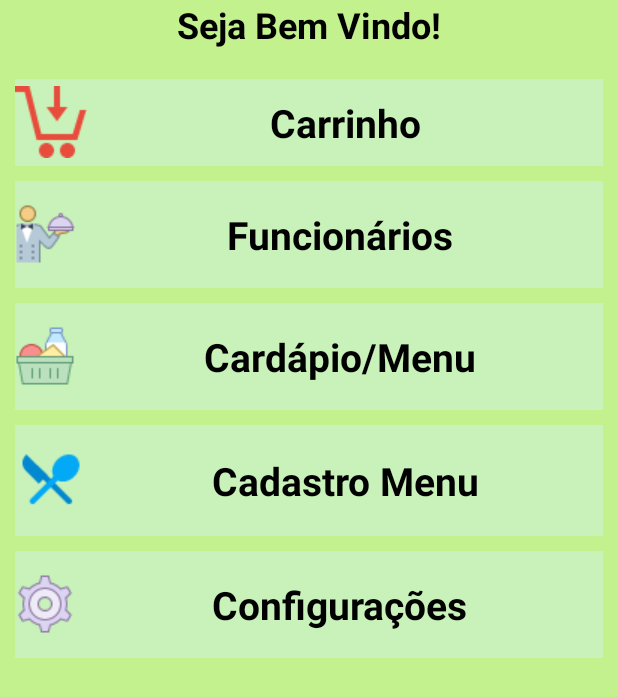
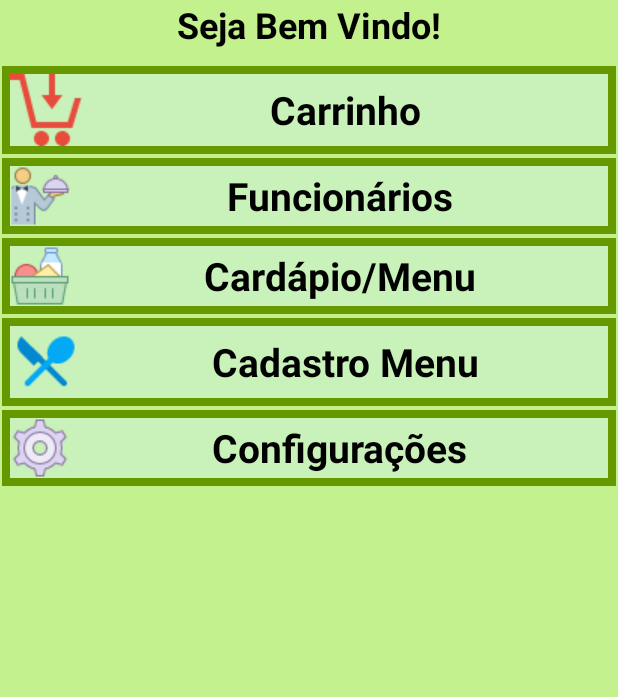
Before and after one commit to kierion/RestauranteDigital-ProjetoFinal, an Android app: the screen it shows after launch (DashboardActivity), after a tap on "ENTRAR", on a phone screen of 412 x 824 dp. Shown: the top 697 px of the screen. Run offline under Robolectric (Android 15) with nearby library versions, the phone set to English and light mode, and no system bars.

Commit message:
Ajuste de layout dashboard e adicionado mais transições de tela

```diff
--- a/app/src/main/java/trabalhofinal/usj/com/br/restaurantedigital/activity/CadastroItemActivity.java
+++ b/app/src/main/java/trabalhofinal/usj/com/br/restaurantedigital/activity/CadastroItemActivity.java
@@ -74,6 +74,7 @@ public class CadastroItemActivity  extends Activity {
                     Toast.LENGTH_SHORT).show();
             startActivity(new Intent(
                     this, CadastroMenuListActivity.class));
+            overridePendingTransition(android.R.anim.fade_in, android.R.anim.fade_out);
         }
         else{
             Toast.makeText(this, getString(R.string.registro_item_erro),
@@ -102,6 +103,7 @@ public class CadastroItemActivity  extends Activity {
     public void onBackPressed() {
         Intent intent = new Intent(this, CadastroMenuListActivity.class);
         startActivity(intent);
+        overridePendingTransition(android.R.anim.fade_in, android.R.anim.fade_out);
     }
 
 
--- a/app/src/main/java/trabalhofinal/usj/com/br/restaurantedigital/activity/CadastroMenuListActivity.java
+++ b/app/src/main/java/trabalhofinal/usj/com/br/restaurantedigital/activity/CadastroMenuListActivity.java
@@ -62,6 +62,7 @@ public class CadastroMenuListActivity extends Activity {
                             intent = new Intent(getApplicationContext(), CadastroItemActivity.class);
                             intent.putExtra(MenuDAO.ID, idMenu);
                             startActivity(intent);
+                            overridePendingTransition(android.R.anim.fade_in, android.R.anim.fade_out);
                             break;
                         case 1:
                             menuConfirmar.show();
@@ -158,6 +159,7 @@ public class CadastroMenuListActivity extends Activity {
         bundle.putInt(CadastroItemActivity.EXTRA_ID_MENU, 0);
         intent.putExtras(bundle);
         startActivity(intent);
+        overridePendingTransition(android.R.anim.fade_in, android.R.anim.fade_out);
     }
 
     @Override
--- a/app/src/main/java/trabalhofinal/usj/com/br/restaurantedigital/activity/MenuListActivity.java
+++ b/app/src/main/java/trabalhofinal/usj/com/br/restaurantedigital/activity/MenuListActivity.java
@@ -59,6 +59,7 @@ public class MenuListActivity extends ListActivity {
                             intent = new Intent(getApplicationContext(), CadastroMenuListActivity.class);
                             intent.putExtra(MenuDAO.ID, idMenu);
                             startActivity(intent);
+                            overridePendingTransition(android.R.anim.fade_in, android.R.anim.fade_out);
                             break;
                         case 1: //remover item
                             caixaConfirmacao.show();
@@ -74,6 +75,7 @@ public class MenuListActivity extends ListActivity {
                                 intent.putExtra(MenuDAO.ID, idMenu);
                                 caixaConfirmacao.dismiss();
                                 startActivity(intent);
+                                overridePendingTransition(android.R.anim.fade_in, android.R.anim.fade_out);
                             }
                             break;
                         case DialogInterface.BUTTON_NEGATIVE:
@@ -134,5 +136,9 @@ public class MenuListActivity extends ListActivity {
         return itens;
     }
 
-
+    @Override
+    public void onBackPressed() {
+        super.onBackPressed();
+        overridePendingTransition(android.R.anim.fade_in, android.R.anim.fade_out);
+    }
 }
--- a/app/src/main/java/trabalhofinal/usj/com/br/restaurantedigital/activity/RestauranteDigitalActivity.java
+++ b/app/src/main/java/trabalhofinal/usj/com/br/restaurantedigital/activity/RestauranteDigitalActivity.java
@@ -32,9 +32,9 @@ public class RestauranteDigitalActivity extends Activity {
     public void loginSistema(View view) {
 
         if (liberaUsuario.isChecked()) {
-            //Intent intent = new Intent(this, DashboardActivity.class);
-            //startActivity(intent);
-            setContentView(R.layout.layout_activity_cliente);
+            Intent intent = new Intent(this, DashboardActivity.class);
+            startActivity(intent);
+            overridePendingTransition(android.R.anim.fade_in, android.R.anim.fade_out);
             Toast t = Toast.makeText(this,
                     R.string.login_sucesso_cliente, Toast.LENGTH_LONG);
             t.show();
@@ -49,6 +49,7 @@ public class RestauranteDigitalActivity extends Activity {
                 & senhaInformada.equals("")){
             Intent intent = new Intent(this, DashboardActivity.class);
             startActivity(intent);
+            overridePendingTransition(android.R.anim.fade_in, android.R.anim.fade_out);
         }
         else{
             Toast t = Toast.makeText(this,
@@ -60,5 +61,6 @@ public class RestauranteDigitalActivity extends Activity {
     @Override
     public void onBackPressed() {
         super.onBackPressed();
+        overridePendingTransition(android.R.anim.fade_in, android.R.anim.fade_out);
     }
 }
--- a/app/src/main/res/layout/layout_activity_restaurante.xml
+++ b/app/src/main/res/layout/layout_activity_restaurante.xml
@@ -23,14 +23,22 @@
             android:textSize="24sp"
             android:textStyle="bold" />
 
+        <RelativeLayout
+            android:layout_width="match_parent"
+            android:layout_height="wrap_content"
+            android:layout_margin="1dp"
+            android:background="@android:color/holo_green_dark"
+            android:orientation="vertical"
+            android:weightSum="1">
+
             <TextView
                 android:id="@+id/idMenuInicial_Funcionario_Carrinho"
                 android:layout_width="match_parent"
                 android:layout_height="wrap_content"
+                android:layout_margin="5dp"
                 android:layout_marginLeft="10dp"
                 android:layout_marginRight="10dp"
                 android:layout_marginTop="10dp"
-            android:layout_weight="0.02"
                 android:background="#c8f2b9"
                 android:clickable="true"
                 android:drawableLeft="@drawable/icons29"
@@ -42,15 +50,24 @@
                 android:textColor="#000000"
                 android:textSize="26sp"
                 android:textStyle="bold" />
+        </RelativeLayout>
+
+        <RelativeLayout
+            android:layout_width="match_parent"
+            android:layout_height="wrap_content"
+            android:layout_margin="1dp"
+            android:background="@android:color/holo_green_dark"
+            android:orientation="vertical"
+            android:weightSum="1">
 
             <TextView
                 android:id="@+id/id_MenuInicia_Funcionario_Funcionarios"
                 android:layout_width="match_parent"
                 android:layout_height="wrap_content"
+                android:layout_margin="5dp"
                 android:layout_marginLeft="10dp"
                 android:layout_marginRight="10dp"
                 android:layout_marginTop="10dp"
-            android:layout_weight="0.06"
                 android:background="#c8f2b9"
                 android:clickable="true"
                 android:drawableLeft="@drawable/icons24"
@@ -62,15 +79,24 @@
                 android:textColor="#000000"
                 android:textSize="26sp"
                 android:textStyle="bold" />
+        </RelativeLayout>
+
+        <RelativeLayout
+            android:layout_width="match_parent"
+            android:layout_height="wrap_content"
+            android:layout_margin="1dp"
+            android:background="@android:color/holo_green_dark"
+            android:orientation="vertical"
+            android:weightSum="1">
 
             <TextView
                 android:id="@+id/id_MenuInicial_Funcionario_Menu"
                 android:layout_width="match_parent"
                 android:layout_height="wrap_content"
+                android:layout_margin="5dp"
                 android:layout_marginLeft="10dp"
                 android:layout_marginRight="10dp"
                 android:layout_marginTop="10dp"
-            android:layout_weight="0.06"
                 android:background="#c8f2b9"
                 android:clickable="true"
                 android:drawableLeft="@drawable/icon22"
@@ -82,15 +108,24 @@
                 android:textColor="#000000"
                 android:textSize="26sp"
                 android:textStyle="bold" />
+        </RelativeLayout>
+
+        <RelativeLayout
+            android:layout_width="match_parent"
+            android:layout_height="wrap_content"
+            android:layout_margin="1dp"
+            android:background="@android:color/holo_green_dark"
+            android:orientation="vertical"
+            android:weightSum="1">
 
             <TextView
                 android:id="@+id/id_MenuInicial_Funcionario_Cadastro_Menu"
                 android:layout_width="match_parent"
                 android:layout_height="wrap_content"
+                android:layout_margin="5dp"
                 android:layout_marginLeft="10dp"
                 android:layout_marginRight="10dp"
                 android:layout_marginTop="10dp"
-            android:layout_weight="0.05"
                 android:background="#c8f2b9"
                 android:clickable="true"
                 android:drawableLeft="@drawable/icons17"
@@ -102,15 +137,25 @@
                 android:textColor="#000000"
                 android:textSize="26sp"
                 android:textStyle="bold" />
+        </RelativeLayout>
+
+
+        <RelativeLayout
+            android:layout_width="match_parent"
+            android:layout_height="wrap_content"
+            android:layout_margin="1dp"
+            android:background="@android:color/holo_green_dark"
+            android:orientation="vertical"
+            android:weightSum="1">
 
             <TextView
                 android:id="@+id/id_MenuInicial_Funcionario_Configuracoes"
                 android:layout_width="match_parent"
                 android:layout_height="wrap_content"
+                android:layout_margin="5dp"
                 android:layout_marginLeft="10dp"
                 android:layout_marginRight="10dp"
                 android:layout_marginTop="10dp"
-            android:layout_weight="0.06"
                 android:background="#c8f2b9"
                 android:clickable="true"
                 android:drawableLeft="@drawable/icons28"
@@ -123,7 +168,7 @@
                 android:textSize="26sp"
                 android:textStyle="bold" />
 
-
+        </RelativeLayout>
     </LinearLayout>
 
     <TextView
```
Lines whose indentation alone changed are shown as unchanged.
